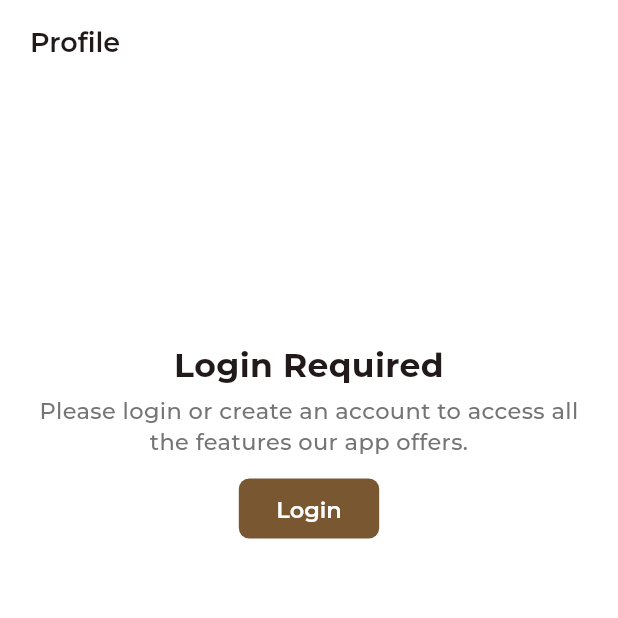
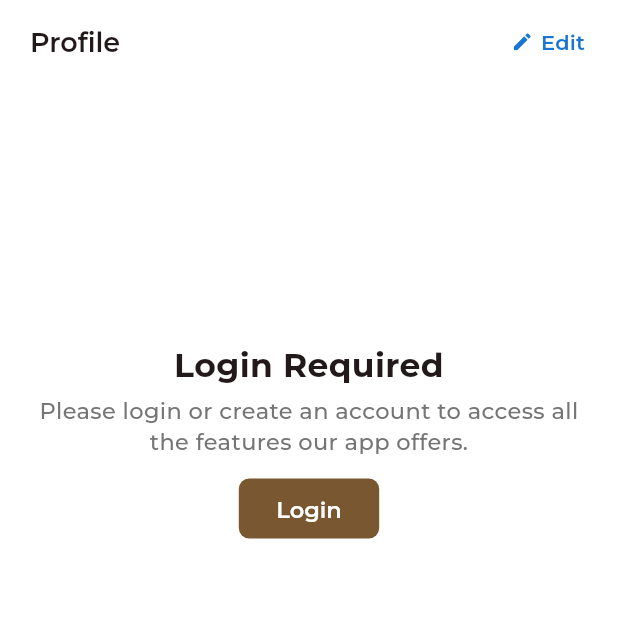
Before and after one commit to Imperial79/flutter_bamboo, a Flutter app: the Profile_UI screen opened by its route, on a phone screen of 412 x 824 dp, the top half of it. Run offline on Flutter 3.47's test engine with Material 3 defaults, Android fonts, the phone set to English and light mode, and no system bars; our stand-ins replace cached_network_image, cookie_jar, dio, dio_cookie_manager, easy_stepper, firebase_core and 17 more; missing offline and left inert: indian_currency_to_word, razorpay_flutter, smart_auth, webview_flutter_android; accounts and stored records are empty; network calls fail.

Commit message:
Add color utility extensions for lightening and darkening; update profile UI with edit button and improve logout dialog styling

```diff
--- a/lib/Pages/Profile/Profile_UI.dart
+++ b/lib/Pages/Profile/Profile_UI.dart
@@ -44,7 +44,19 @@ class _Profile_UIState extends ConsumerState<Profile_UI> {
 
     return KScaffold(
       isLoading: isLoading,
-      appBar: KAppBar(context, showBack: false, title: "Profile"),
+      appBar: KAppBar(context, showBack: false, title: "Profile", actions: [
+        TextButton(
+          onPressed: () => context.push("/profile/edit"),
+          child: Row(
+            spacing: 5,
+            children: [
+              Icon(Icons.edit, size: 15, color: StatusText.info),
+              Label("Edit", color: StatusText.info).regular
+            ],
+          ),
+        ),
+        width10,
+      ]),
       body: SafeArea(
         child: user != null
             ? SingleChildScrollView(
@@ -108,27 +120,12 @@ class _Profile_UIState extends ConsumerState<Profile_UI> {
                         child: Label(user.name).title,
                       ),
                       if (user.phone != null)
-                        Row(
-                          spacing: 5,
-                          mainAxisAlignment: MainAxisAlignment.center,
-                          children: [
-                            Label(
-                              "+91 ${user.phone!}",
-                              weight: 500,
-                              color: Colors.black,
-                            ).subtitle,
-                            InkWell(
-                              onTap: () => context.push("/profile/edit"),
-                              child: Row(
-                                spacing: 5,
-                                children: [
-                                  Icon(Icons.edit,
-                                      size: 15, color: StatusText.info),
-                                  Label("Edit", color: StatusText.info).regular
-                                ],
-                              ),
-                            )
-                          ],
+                        Center(
+                          child: Label(
+                            "+91 ${user.phone!}",
+                            weight: 500,
+                            color: Colors.black,
+                          ).subtitle,
                         )
                       else
                         Center(
@@ -219,6 +216,7 @@ class _Profile_UIState extends ConsumerState<Profile_UI> {
 
   Widget logoutDialog() {
     return AlertDialog(
+      backgroundColor: Kolor.scaffold,
       title: Label("Do you want to logout?").title,
       content: Label(
               "Logging out will stop all the notifications for offers and promotions.")
@@ -241,7 +239,7 @@ class _Profile_UIState extends ConsumerState<Profile_UI> {
           label: "Yes",
           radius: 100,
           padding: EdgeInsets.symmetric(horizontal: 15, vertical: 2),
-          backgroundColor: kColor(context).tertiary,
+          backgroundColor: Kolor.secondary,
         ),
       ],
     );
```
Also changed, not shown: lib/Pages/Profile/Transactions_UI.dart (+56 -121 lines), lib/Resources/colors.dart (+18 -0 lines).
